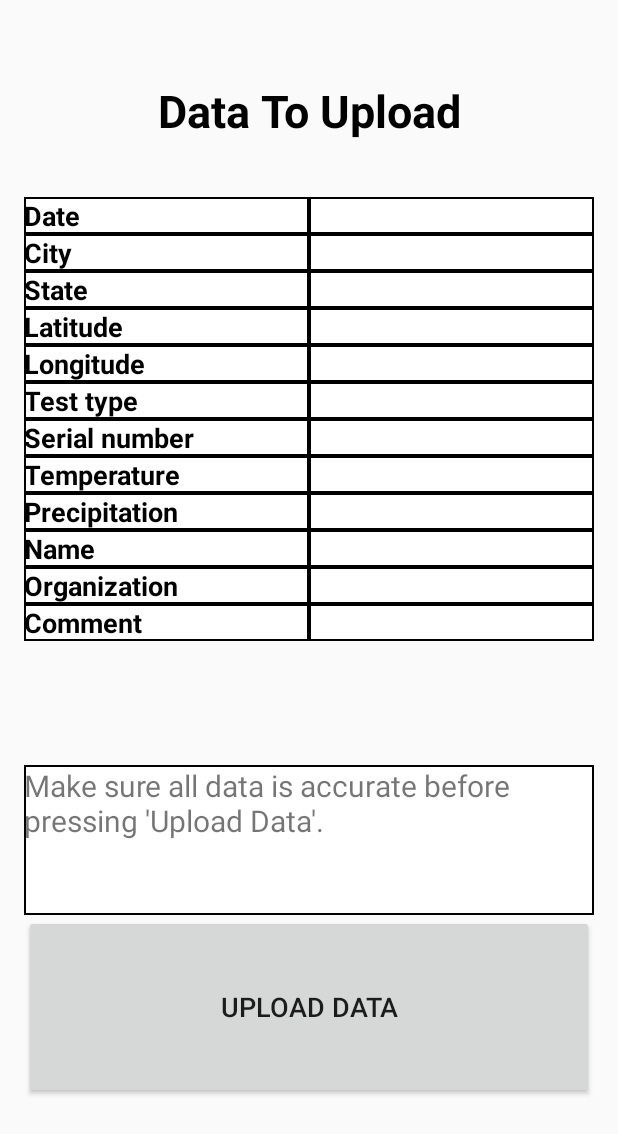
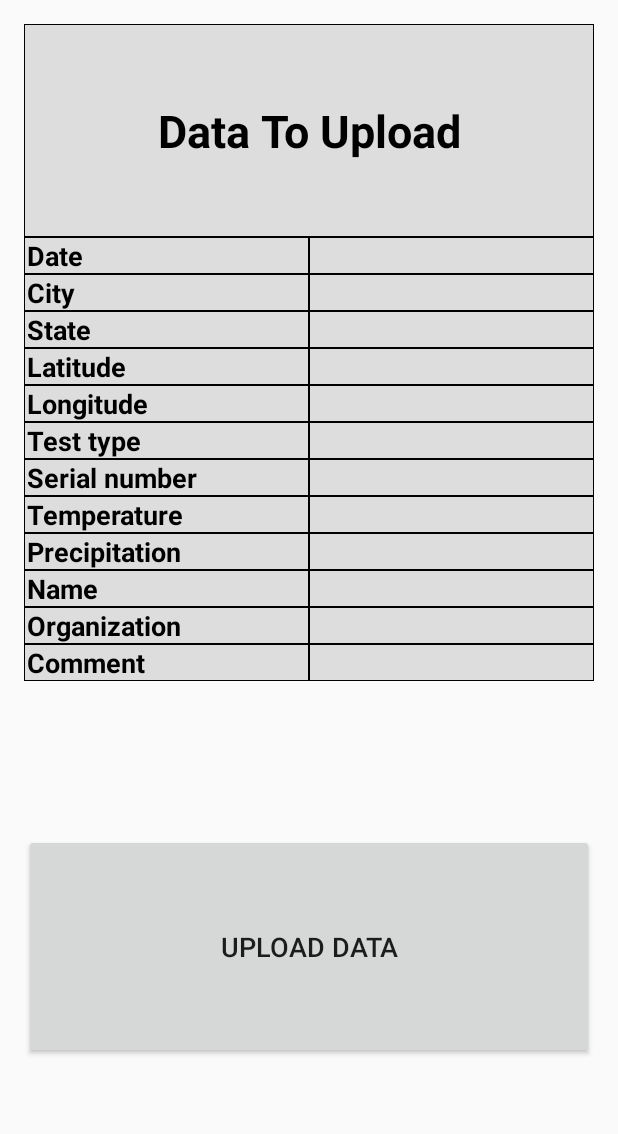
Before and after one commit to bergconnor/cis642-Team5, an Android app: the SpreadsheetActivity screen opened directly, with no data from a screen before it, on a phone screen of 412 x 824 dp. Shown: the top 1134 px of the screen. Run offline under Robolectric (Android 15) with nearby library versions, the phone set to English and light mode, and no system bars; libraries missing offline, so code that uses them is left out: com.google.api.client, com.google.api.services, pub.devrel.easypermissions; 2 statements that could not run were skipped.

Commit message:
updated SpreadsheetActivity UI

```diff
--- a/WaterQuality/app/src/main/java/edu/ksu/cis/waterquality/SpreadsheetActivity.java
+++ b/WaterQuality/app/src/main/java/edu/ksu/cis/waterquality/SpreadsheetActivity.java
@@ -32,15 +32,10 @@ import android.os.AsyncTask;
 import android.os.Bundle;
 import android.support.annotation.NonNull;
 import android.text.InputType;
-import android.text.TextUtils;
-import android.text.method.ScrollingMovementMethod;
 import android.view.View;
-import android.view.ViewGroup;
-import android.widget.ArrayAdapter;
 import android.widget.Button;
 import android.widget.EditText;
 import android.widget.LinearLayout;
-import android.widget.Spinner;
 import android.widget.TextView;
 import android.widget.Toast;
 
@@ -55,7 +50,7 @@ import pub.devrel.easypermissions.EasyPermissions;
 public class SpreadsheetActivity extends Activity
         implements EasyPermissions.PermissionCallbacks {
     GoogleAccountCredential mCredential;
-    private TextView mOutputText;
+    private String mOutputText;
     private Button mCallApiButton;
     ProgressDialog mProgress;
 
@@ -92,13 +87,13 @@ public class SpreadsheetActivity extends Activity
         super.onCreate(savedInstanceState);
         setContentView(R.layout.activity_spreadsheet);
 
-        mOutputText = (TextView) this.findViewById(R.id.resultsText);
+        mOutputText = "";
         mCallApiButton = (Button) this.findViewById(R.id.uploadButton);
         mCallApiButton.setOnClickListener(new View.OnClickListener() {
             @Override
             public void onClick(View v) {
                 mCallApiButton.setEnabled(false);
-                mOutputText.setText("");
+                mOutputText = "";
                 getResultsFromApi();
                 mCallApiButton.setEnabled(true);
             }
@@ -106,44 +101,6 @@ public class SpreadsheetActivity extends Activity
 
         mProgress = new ProgressDialog(this);
         mProgress.setMessage("Uploading data to spreadsheet...");
-        /*LinearLayout activityLayout = new LinearLayout(this);
-        LinearLayout.LayoutParams lp = new LinearLayout.LayoutParams(
-                LinearLayout.LayoutParams.MATCH_PARENT,
-                LinearLayout.LayoutParams.MATCH_PARENT);
-        activityLayout.setLayoutParams(lp);
-        activityLayout.setOrientation(LinearLayout.VERTICAL);
-        activityLayout.setPadding(16, 16, 16, 16);
-
-        ViewGroup.LayoutParams tlp = new ViewGroup.LayoutParams(
-                ViewGroup.LayoutParams.WRAP_CONTENT,
-                ViewGroup.LayoutParams.WRAP_CONTENT);
-
-        mCallApiButton = new Button(this);
-        mCallApiButton.setText(BUTTON_TEXT);
-        mCallApiButton.setOnClickListener(new View.OnClickListener() {
-            @Override
-            public void onClick(View v) {
-                mCallApiButton.setEnabled(false);
-                mOutputText.setText("");
-                getResultsFromApi();
-                mCallApiButton.setEnabled(true);
-            }
-        });
-        activityLayout.addView(mCallApiButton);
-
-        mOutputText = new TextView(this);
-        mOutputText.setLayoutParams(tlp);
-        mOutputText.setPadding(16, 16, 16, 16);
-        mOutputText.setVerticalScrollBarEnabled(true);
-        mOutputText.setMovementMethod(new ScrollingMovementMethod());
-        mOutputText.setText(
-                "Click the \'" + BUTTON_TEXT +"\' button to test the API.");
-        activityLayout.addView(mOutputText);
-
-        mProgress = new ProgressDialog(this);
-        mProgress.setMessage("Calling Google Sheets API ...");
-
-        setContentView(activityLayout);*/
 
         // Initialize credentials and service object.
         mCredential = GoogleAccountCredential.usingOAuth2(
@@ -295,7 +252,9 @@ public class SpreadsheetActivity extends Activity
         } else if (mCredential.getSelectedAccountName() == null) {
             chooseAccount();
         } else if (! isDeviceOnline()) {
-            mOutputText.setText("No network connection available.");
+            mOutputText = "No network connection available.";
+            Toast.makeText(SpreadsheetActivity.this, mOutputText,
+                    Toast.LENGTH_LONG).show();
         } else {
             new MakeRequestTask(mCredential).execute();
         }
@@ -353,9 +312,10 @@ public class SpreadsheetActivity extends Activity
         switch(requestCode) {
             case REQUEST_GOOGLE_PLAY_SERVICES:
                 if (resultCode != RESULT_OK) {
-                    mOutputText.setText(
-                            "This app requires Google Play Services. Please install " +
-                                    "Google Play Services on your device and relaunch this app.");
+                    mOutputText = "This app requires Google Play Services. Please install " +
+                                    "Google Play Services on your device and relaunch this app.";
+                    Toast.makeText(SpreadsheetActivity.this, mOutputText,
+                            Toast.LENGTH_LONG).show();
                 } else {
                     getResultsFromApi();
                 }
@@ -581,7 +541,7 @@ public class SpreadsheetActivity extends Activity
 
         @Override
         protected void onPreExecute() {
-            mOutputText.setText("");
+            mOutputText = "";
             mProgress.show();
         }
 
@@ -589,9 +549,13 @@ public class SpreadsheetActivity extends Activity
         protected void onPostExecute(List<String> output) {
             mProgress.hide();
             if (output == null || output.size() == 0) {
-                mOutputText.setText("Failed to upload data.");
+                mOutputText = "Failed to upload data.";
+                Toast.makeText(SpreadsheetActivity.this, mOutputText,
+                        Toast.LENGTH_LONG).show();
             } else {
-                mOutputText.setText("Successfully uploaded data.");
+                mOutputText = "Successfully uploaded data.";
+                Toast.makeText(SpreadsheetActivity.this, mOutputText,
+                        Toast.LENGTH_LONG).show();
             }
         }
 
@@ -608,11 +572,15 @@ public class SpreadsheetActivity extends Activity
                             ((UserRecoverableAuthIOException) mLastError).getIntent(),
                             SpreadsheetActivity.REQUEST_AUTHORIZATION);
                 } else {
-                    mOutputText.setText("The following error occurred:\n"
-                            + mLastError.getMessage());
+                    mOutputText = "The following error occurred:\n"
+                            + mLastError.getMessage();
+                    Toast.makeText(SpreadsheetActivity.this, mOutputText,
+                            Toast.LENGTH_LONG).show();
                 }
             } else {
-                mOutputText.setText("Request cancelled.");
+                mOutputText = "Request cancelled.";
+                Toast.makeText(SpreadsheetActivity.this, mOutputText,
+                        Toast.LENGTH_LONG).show();
             }
         }
     }
--- a/WaterQuality/app/src/main/res/drawable/border.xml
+++ b/WaterQuality/app/src/main/res/drawable/border.xml
@@ -1,4 +1,19 @@
-<shape xmlns:android="http://schemas.android.com/apk/res/android" android:shape="rectangle" >
-    <solid android:color="#ffffff" />
-    <stroke android:width="1dip" android:color="#000000"/>
-</shape>
+<?xml version="1.0" encoding="utf-8"?>
+<layer-list xmlns:android="http://schemas.android.com/apk/res/android" >
+    <item>
+        <shape
+            android:shape="rectangle">
+            <stroke android:width="1dp" android:color="#FF000000" />
+            <solid android:color="#FFDDDDDD" />
+
+        </shape>
+    </item>
+
+    <item android:top="1dp" android:bottom="1dp" android:left="1dp" android:right="1dp">
+        <shape
+            android:shape="rectangle">
+            <stroke android:width="1dp" android:color="#FFDDDDDD" />
+            <solid android:color="#00000000" />
+        </shape>
+    </item>
+</layer-list>
--- a/WaterQuality/app/src/main/res/layout/activity_spreadsheet.xml
+++ b/WaterQuality/app/src/main/res/layout/activity_spreadsheet.xml
@@ -16,7 +16,8 @@
         android:textStyle="bold"
         android:gravity="center"
         android:text="Data To Upload"
-        android:textColor="@color/black"/>
+        android:textColor="@color/black"
+        android:background="@drawable/border"/>
     <LinearLayout
         android:layout_width="match_parent"
         android:layout_height="wrap_content"
@@ -34,6 +35,8 @@
                 android:id="@+id/dateText"
                 android:layout_width="match_parent"
                 android:layout_height="match_parent"
+                android:paddingLeft="2dp"
+                android:paddingRight="2dp"
                 android:textSize="18dp"
                 android:background="@drawable/border"
                 android:text="Date"
@@ -43,6 +46,8 @@
                 android:id="@+id/cityText"
                 android:layout_width="match_parent"
                 android:layout_height="match_parent"
+                android:paddingLeft="2dp"
+                android:paddingRight="2dp"
                 android:textSize="18dp"
                 android:background="@drawable/border"
                 android:text="City"
@@ -52,6 +57,8 @@
                 android:id="@+id/stateText"
                 android:layout_width="match_parent"
                 android:layout_height="match_parent"
+                android:paddingLeft="2dp"
+                android:paddingRight="2dp"
                 android:textSize="18dp"
                 android:background="@drawable/border"
                 android:text="State"
@@ -61,6 +68,8 @@
                 android:id="@+id/latitudeText"
                 android:layout_width="match_parent"
                 android:layout_height="match_parent"
+                android:paddingLeft="2dp"
+                android:paddingRight="2dp"
                 android:textSize="18dp"
                 android:background="@drawable/border"
                 android:text="Latitude"
@@ -70,6 +79,8 @@
                 android:id="@+id/longitudeText"
                 android:layout_width="match_parent"
                 android:layout_height="match_parent"
+                android:paddingLeft="2dp"
+                android:paddingRight="2dp"
                 android:textSize="18dp"
                 android:background="@drawable/border"
                 android:text="Longitude"
@@ -79,6 +90,8 @@
                 android:id="@+id/testText"
                 android:layout_width="match_parent"
                 android:layout_height="match_parent"
+                android:paddingLeft="2dp"
+                android:paddingRight="2dp"
                 android:textSize="18dp"
                 android:background="@drawable/border"
                 android:text="Test type"
@@ -88,6 +101,8 @@
                 android:id="@+id/serialText"
                 android:layout_width="match_parent"
                 android:layout_height="match_parent"
+                android:paddingLeft="2dp"
+                android:paddingRight="2dp"
                 android:textSize="18dp"
                 android:background="@drawable/border"
                 android:text="Serial number"
@@ -97,6 +112,8 @@
                 android:id="@+id/temperatureText"
                 android:layout_width="match_parent"
                 android:layout_height="match_parent"
+                android:paddingLeft="2dp"
+                android:paddingRight="2dp"
                 android:textSize="18dp"
                 android:background="@drawable/border"
                 android:text="Temperature"
@@ -106,6 +123,8 @@
                 android:id="@+id/precipitationText"
                 android:layout_width="match_parent"
                 android:layout_height="match_parent"
+                android:paddingLeft="2dp"
+                android:paddingRight="2dp"
                 android:textSize="18dp"
                 android:background="@drawable/border"
                 android:text="Precipitation"
@@ -115,6 +134,8 @@
                 android:id="@+id/nameText"
                 android:layout_width="match_parent"
                 android:layout_height="match_parent"
+                android:paddingLeft="2dp"
+                android:paddingRight="2dp"
                 android:textSize="18dp"
                 android:background="@drawable/border"
                 android:text="Name"
@@ -124,6 +145,8 @@
                 android:id="@+id/organizationText"
                 android:layout_width="match_parent"
                 android:layout_height="match_parent"
+                android:paddingLeft="2dp"
+                android:paddingRight="2dp"
                 android:textSize="18dp"
                 android:background="@drawable/border"
                 android:text="Organization"
@@ -133,6 +156,8 @@
                 android:id="@+id/commentText"
                 android:layout_width="match_parent"
                 android:layout_height="match_parent"
+                android:paddingLeft="2dp"
+                android:paddingRight="2dp"
                 android:textSize="18dp"
                 android:background="@drawable/border"
                 android:text="Comment"
@@ -146,72 +171,89 @@
             android:orientation="vertical" >
             <HorizontalScrollView
                 android:layout_width="match_parent"
-                android:layout_height="match_parent"
+                android:layout_height="wrap_content"
+                android:paddingLeft="2dp"
+                android:paddingRight="2dp"
                 android:scrollbars="none"
                 android:background="@drawable/border">
                 <EditText
                     android:id="@+id/dateEdit"
                     android:layout_width="match_parent"
                     android:layout_height="wrap_content"
+                    android:textSize="18dp"
                     android:maxLines="1"
-                    android:textSize="18dp"
-                    android:background="@drawable/border"/>
+                    android:inputType="textNoSuggestions"
+                    android:background="@android:color/transparent"/>
             </HorizontalScrollView>
             <HorizontalScrollView
                 android:layout_width="match_parent"
-                android:layout_height="match_parent"
-                android:scrollbars="none"
+                android:layout_height="wrap_content"
+                android:paddingLeft="2dp"
+                android:paddingRight="2dp"
+                android:fillViewport="true"
                 android:background="@drawable/border">
                 <EditText
                     android:id="@+id/cityEdit"
                     android:layout_width="match_parent"
                     android:layout_height="wrap_content"
+                    android:textSize="18dp"
                     android:maxLines="1"
-                    android:textSize="18dp"
-                    android:background="@drawable/border"/>
+                    android:inputType="textNoSuggestions"
+                    android:background="@android:color/transparent"/>
             </HorizontalScrollView>
             <HorizontalScrollView
                 android:layout_width="match_parent"
-                android:layout_height="match_parent"
+                android:layout_height="wrap_content"
+                android:paddingLeft="2dp"
+                android:paddingRight="2dp"
                 android:scrollbars="none"
                 android:background="@drawable/border">
                 <EditText
                     android:id="@+id/stateEdit"
                     android:layout_width="match_parent"
                     android:layout_height="wrap_content"
+                    android:textSize="18dp"
                     android:maxLines="1"
-                    android:textSize="18dp"
-                    android:background="@drawable/border"/>
+                    android:inputType="textNoSuggestions"
+                    android:background="@android:color/transparent"/>
             </HorizontalScrollView>
             <HorizontalScrollView
                 android:layout_width="match_parent"
-                android:layout_height="match_parent"
+                android:layout_height="wrap_content"
+                android:paddingLeft="2dp"
+                android:paddingRight="2dp"
                 android:scrollbars="none"
                 android:background="@drawable/border">
                 <EditText
                     android:id="@+id/latitudeEdit"
                     android:layout_width="match_parent"
                     android:layout_height="wrap_content"
-                    android:scrollHorizontally="true"
                     android:textSize="18dp"
-                    android:background="@drawable/border"/>
+                    android:maxLines="1"
+                    android:inputType="textNoSuggestions"
+                    android:background="@android:color/transparent"/>
             </HorizontalScrollView>
             <HorizontalScrollView
                 android:layout_width="match_parent"
-                android:layout_height="match_parent"
+                android:layout_height="wrap_content"
+                android:paddingLeft="2dp"
+                android:paddingRight="2dp"
                 android:scrollbars="none"
                 android:background="@drawable/border">
                 <EditText
                     android:id="@+id/longitudeEdit"
                     android:layout_width="match_parent"
                     android:layout_height="wrap_content"
-                    android:scrollHorizontally="true"
                     android:textSize="18dp"
-                    android:background="@drawable/border"/>
+                    android:maxLines="1"
+                    android:inputType="textNoSuggestions"
+                    android:background="@android:color/transparent"/>
             </HorizontalScrollView>
             <HorizontalScrollView
                 android:layout_width="match_parent"
-                android:layout_height="match_parent"
+                android:layout_height="wrap_content"
+                android:paddingLeft="2dp"
+                android:paddingRight="2dp"
                 android:scrollbars="none"
                 android:background="@drawable/border">
                 <EditText
@@ -219,11 +261,15 @@
                     android:layout_width="match_parent"
                     android:layout_height="wrap_content"
                     android:textSize="18dp"
-                    android:background="@drawable/border"/>
+                    android:maxLines="1"
+                    android:inputType="textNoSuggestions"
+                    android:background="@android:color/transparent"/>
             </HorizontalScrollView>
             <HorizontalScrollView
                 android:layout_width="match_parent"
-                android:layout_height="match_parent"
+                android:layout_height="wrap_content"
+                android:paddingLeft="2dp"
+                android:paddingRight="2dp"
                 android:scrollbars="none"
                 android:background="@drawable/border">
                 <EditText
@@ -231,11 +277,15 @@
                     android:layout_width="match_parent"
                     android:layout_height="wrap_content"
                     android:textSize="18dp"
-                    android:background="@drawable/border"/>
+                    android:maxLines="1"
+                    android:inputType="textNoSuggestions"
+                    android:background="@android:color/transparent"/>
             </HorizontalScrollView>
             <HorizontalScrollView
                 android:layout_width="match_parent"
-                android:layout_height="match_parent"
+                android:layout_height="wrap_content"
+                android:paddingLeft="2dp"
+                android:paddingRight="2dp"
                 android:scrollbars="none"
                 android:background="@drawable/border">
                 <EditText
@@ -243,11 +293,15 @@
                     android:layout_width="match_parent"
                     android:layout_height="wrap_content"
                     android:textSize="18dp"
-                    android:background="@drawable/border"/>
+                    android:maxLines="1"
+                    android:inputType="textNoSuggestions"
+                    android:background="@android:color/transparent"/>
             </HorizontalScrollView>
             <HorizontalScrollView
                 android:layout_width="match_parent"
-                android:layout_height="match_parent"
+                android:layout_height="wrap_content"
+                android:paddingLeft="2dp"
+                android:paddingRight="2dp"
                 android:scrollbars="none"
                 android:background="@drawable/border">
                 <EditText
@@ -255,11 +309,15 @@
                     android:layout_width="match_parent"
                     android:layout_height="wrap_content"
                     android:textSize="18dp"
-                    android:background="@drawable/border"/>
+                    android:maxLines="1"
+                    android:inputType="textNoSuggestions"
+                    android:background="@android:color/transparent"/>
             </HorizontalScrollView>
             <HorizontalScrollView
                 android:layout_width="match_parent"
-                android:layout_height="match_parent"
+                android:layout_height="wrap_content"
+                android:paddingLeft="2dp"
+                android:paddingRight="2dp"
                 android:scrollbars="none"
                 android:background="@drawable/border">
                 <EditText
@@ -267,11 +325,15 @@
                     android:layout_width="match_parent"
                     android:layout_height="wrap_content"
                     android:textSize="18dp"
-                    android:background="@drawable/border"/>
+                    android:maxLines="1"
+                    android:inputType="textNoSuggestions"
+                    android:background="@android:color/transparent"/>
             </HorizontalScrollView>
             <HorizontalScrollView
                 android:layout_width="match_parent"
-                android:layout_height="match_parent"
+                android:layout_height="wrap_content"
+                android:paddingLeft="2dp"
+                android:paddingRight="2dp"
                 android:scrollbars="none"
                 android:background="@drawable/border">
                 <EditText
@@ -279,11 +341,15 @@
                     android:layout_width="match_parent"
                     android:layout_height="wrap_content"
                     android:textSize="18dp"
-                    android:background="@drawable/border"/>
+                    android:maxLines="1"
+                    android:inputType="textNoSuggestions"
+                    android:background="@android:color/transparent"/>
             </HorizontalScrollView>
             <HorizontalScrollView
                 android:layout_width="match_parent"
-                android:layout_height="match_parent"
+                android:layout_height="wrap_content"
+                android:paddingLeft="2dp"
+                android:paddingRight="2dp"
                 android:scrollbars="none"
                 android:background="@drawable/border">
                 <EditText
@@ -291,19 +357,12 @@
                     android:layout_width="match_parent"
                     android:layout_height="wrap_content"
                     android:textSize="18dp"
-                    android:background="@drawable/border"/>
+                    android:maxLines="1"
+                    android:inputType="textNoSuggestions"
+                    android:background="@android:color/transparent"/>
             </HorizontalScrollView>
         </LinearLayout>
     </LinearLayout>
-    <TextView
-        android:id="@+id/resultsText"
-        android:layout_width="match_parent"
-        android:layout_height="wrap_content"
-        android:minHeight="100dp"
-        android:layout_marginTop="8dp"
-        android:background="@drawable/border"
-        android:textSize="20dp"
-        android:text="Make sure all data is accurate before pressing 'Upload Data'." />
     <Button
         android:id="@+id/uploadButton"
         android:layout_width="match_parent"
--- a/WaterQuality/app/src/main/res/values/colors.xml
+++ b/WaterQuality/app/src/main/res/values/colors.xml
@@ -1,5 +1,8 @@
 <?xml version="1.0" encoding="utf-8"?>
 <resources>
+    <color name="colorPrimary">#3F51B5</color>
+    <color name="colorPrimaryDark">#303F9F</color>
+    <color name="colorAccent">#FF4081</color>
     <color name="white">#FFFFFF</color>
     <color name="yellow">#FFFF00</color>
     <color name="fuchsia">#FF00FF</color>
```
